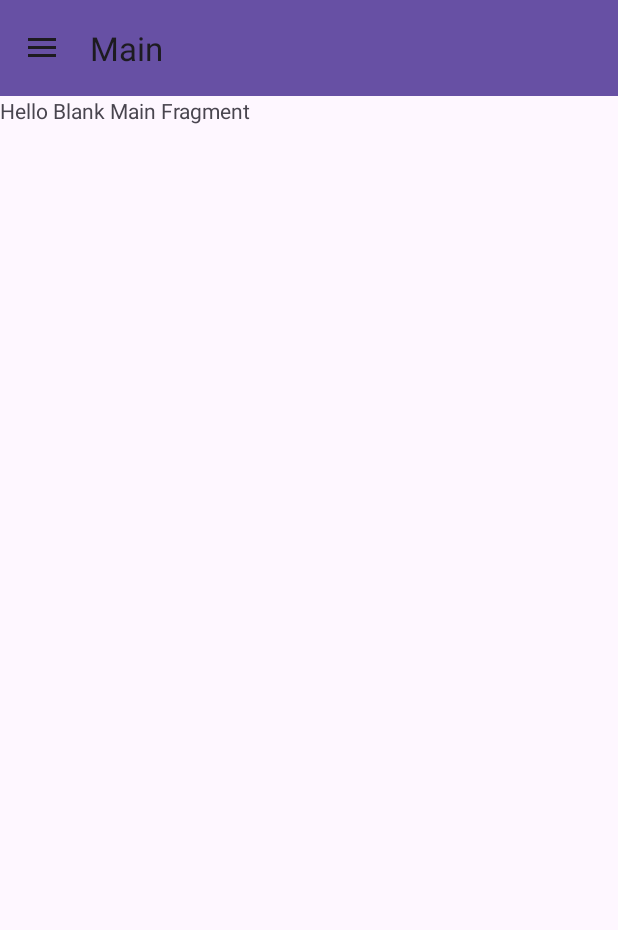
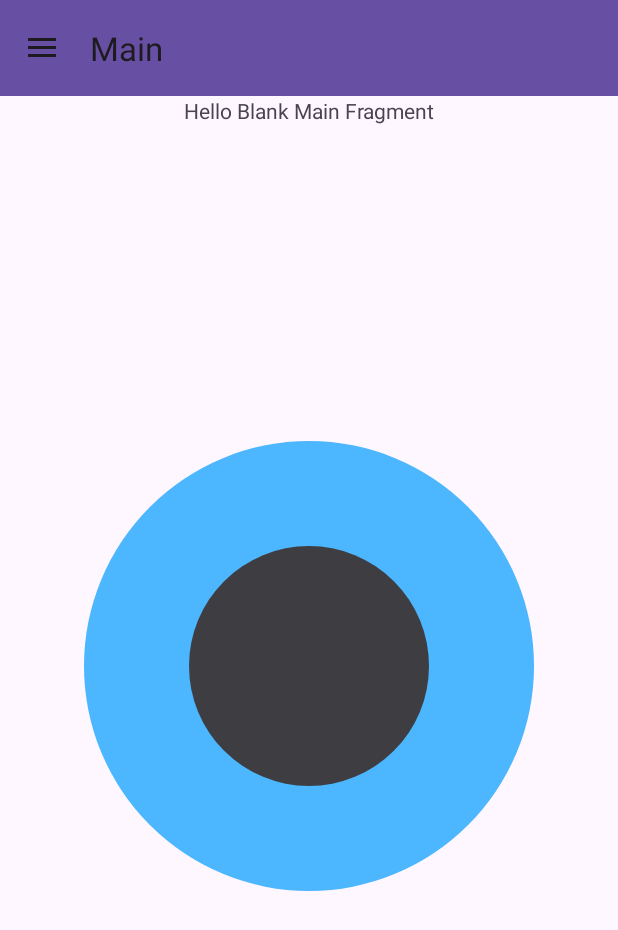
Before and after one commit to AngelynDisguise/Timesaver, an Android app: the screen it shows after launch (MainActivity), on a phone screen of 412 x 824 dp. Shown: the top 930 px of the screen. Run offline under Robolectric (Android 15) with nearby library versions, the phone set to English and light mode, and no system bars; our stand-ins replace navigation-ui.

Commit message:
Add double layer circle button to main and implement listeners

```diff
--- /dev/null
+++ b/app/src/main/java/com/example/timesaver/CircularButtonView.kt
@@ -0,0 +1,82 @@
+package com.example.timesaver
+
+import android.content.Context
+import android.graphics.Canvas
+import android.graphics.Paint
+import android.graphics.RectF
+import android.util.AttributeSet
+import android.view.MotionEvent
+import android.view.View
+import kotlin.math.atan2
+
+class CircularButtonView @JvmOverloads constructor(
+    context: Context,
+    attrs: AttributeSet? = null,
+    defStyleAttr: Int = 0
+) : View(context, attrs, defStyleAttr) {
+
+    private val paint = Paint(Paint.ANTI_ALIAS_FLAG)
+    private val rect = RectF()
+    private val centerX: Float
+        get() = width / 2f
+    private val centerY: Float
+        get() = height / 2f
+    private val radius: Float
+        get() = width.coerceAtMost(height) / 2f
+
+    private val innerRadius: Float
+        get() = radius * 0.7f
+
+    private var onInnerCircleClickListener: (() -> Unit)? = null
+    private var onOuterCircleClickListener: ((Int) -> Unit)? = null
+
+    private val outerCircleSections = 6 // Number of clickable sections in the outer circle
+
+    fun setOnInnerCircleClickListener(listener: () -> Unit) {
+        onInnerCircleClickListener = listener
+    }
+
+    fun setOnOuterCircleClickListener(listener: (Int) -> Unit) {
+        onOuterCircleClickListener = listener
+    }
+
+    override fun onDraw(canvas: Canvas) {
+        super.onDraw(canvas)
+        // The background drawable will handle the rendering of the circles
+    }
+
+    private var lastTouchedSection: Int = -1
+
+    override fun onTouchEvent(event: MotionEvent): Boolean {
+        when (event.action) {
+            MotionEvent.ACTION_DOWN -> {
+                val dx = event.x - centerX
+                val dy = event.y - centerY
+                val distance = Math.sqrt((dx * dx + dy * dy).toDouble()).toFloat()
+
+                if (distance <= innerRadius) {
+                    lastTouchedSection = -1
+                    performClick()
+                } else if (distance <= radius) {
+                    val angle = Math.toDegrees(atan2(dy.toDouble(), dx.toDouble()).toDouble()).toFloat()
+                    lastTouchedSection = ((angle + 360) % 360 / (360 / outerCircleSections)).toInt()
+                    performClick()
+                }
+                return true
+            }
+        }
+        return super.onTouchEvent(event)
+    }
+
+    override fun performClick(): Boolean {
+        if (super.performClick()) return true
+
+        if (lastTouchedSection == -1) {
+            onInnerCircleClickListener?.invoke()
+        } else {
+            onOuterCircleClickListener?.invoke(lastTouchedSection)
+        }
+
+        return true
+    }
+}
--- a/app/src/main/java/com/example/timesaver/MainActivity.kt
+++ b/app/src/main/java/com/example/timesaver/MainActivity.kt
@@ -41,6 +41,7 @@ class MainActivity : AppCompatActivity() {
         // Set up NavigationView
         val navView: NavigationView = findViewById(R.id.nav_view)
         navView.setupWithNavController(navController)
+
     }
 
     override fun onSupportNavigateUp(): Boolean {
--- a/app/src/main/java/com/example/timesaver/MainFragment.kt
+++ b/app/src/main/java/com/example/timesaver/MainFragment.kt
@@ -5,6 +5,7 @@ import androidx.fragment.app.Fragment
 import android.view.LayoutInflater
 import android.view.View
 import android.view.ViewGroup
+import android.widget.Toast
 
 // TODO: Rename parameter arguments, choose names that match
 // the fragment initialization parameters, e.g. ARG_ITEM_NUMBER
@@ -17,9 +18,10 @@ private const val ARG_PARAM2 = "param2"
  * create an instance of this fragment.
  */
 class MainFragment : Fragment() {
-    // TODO: Rename and change types of parameters
     private var param1: String? = null
     private var param2: String? = null
+
+    private lateinit var circularButton: CircularButtonView
 
     override fun onCreate(savedInstanceState: Bundle?) {
         super.onCreate(savedInstanceState)
@@ -27,6 +29,7 @@ class MainFragment : Fragment() {
             param1 = it.getString(ARG_PARAM1)
             param2 = it.getString(ARG_PARAM2)
         }
+
     }
 
     override fun onCreateView(
@@ -35,6 +38,23 @@ class MainFragment : Fragment() {
     ): View? {
         // Inflate the layout for this fragment
         return inflater.inflate(R.layout.fragment_main, container, false)
+
+    }
+
+    override fun onViewCreated(view: View, savedInstanceState: Bundle?) {
+        super.onViewCreated(view, savedInstanceState)
+
+        circularButton = view.findViewById(R.id.circularButton)
+
+        circularButton.setOnInnerCircleClickListener {
+            // Handle inner circle click
+            Toast.makeText(requireContext(), "Inner circle clicked", Toast.LENGTH_SHORT).show()
+        }
+
+        circularButton.setOnOuterCircleClickListener { section ->
+            // Handle outer circle section click
+            Toast.makeText(requireContext(), "Outer circle section $section clicked", Toast.LENGTH_SHORT).show()
+        }
     }
 
     companion object {
@@ -46,7 +66,6 @@ class MainFragment : Fragment() {
          * @param param2 Parameter 2.
          * @return A new instance of fragment MainFragment.
          */
-        // TODO: Rename and change types and number of parameters
         @JvmStatic
         fun newInstance(param1: String, param2: String) =
             MainFragment().apply {
--- /dev/null
+++ b/app/src/main/res/drawable/circular_button.xml
@@ -0,0 +1,16 @@
+<?xml version="1.0" encoding="utf-8"?>
+<layer-list xmlns:android="http://schemas.android.com/apk/res/android">
+    <!-- Outer circle -->
+    <item>
+        <shape android:shape="oval">
+            <solid android:color="#4cb6ff" />
+            <size android:width="150dp" android:height="150dp" />
+        </shape>
+    </item>
+    <!-- Inner circle -->
+    <item android:left="70dp" android:top="70dp" android:right="70dp" android:bottom="70dp">
+        <shape android:shape="oval">
+            <solid android:color="#3e3e42" />
+        </shape>
+    </item>
+</layer-list>
--- a/app/src/main/res/layout/fragment_main.xml
+++ b/app/src/main/res/layout/fragment_main.xml
@@ -1,14 +1,29 @@
 <?xml version="1.0" encoding="utf-8"?>
-<FrameLayout xmlns:android="http://schemas.android.com/apk/res/android"
+<androidx.constraintlayout.widget.ConstraintLayout xmlns:android="http://schemas.android.com/apk/res/android"
+    xmlns:app="http://schemas.android.com/apk/res-auto"
     xmlns:tools="http://schemas.android.com/tools"
+    android:id="@+id/main"
     android:layout_width="match_parent"
     android:layout_height="match_parent"
-    android:id="@+id/main"
     tools:context=".MainFragment">
 
     <TextView
-        android:layout_width="match_parent"
-        android:layout_height="match_parent"
-        android:text="Hello Blank Main Fragment" />
+        android:id="@+id/textView"
+        android:layout_width="wrap_content"
+        android:layout_height="wrap_content"
+        android:text="Hello Blank Main Fragment"
+        app:layout_constraintTop_toTopOf="parent"
+        app:layout_constraintStart_toStartOf="parent"
+        app:layout_constraintEnd_toEndOf="parent"/>
 
-</FrameLayout>
+    <com.example.timesaver.CircularButtonView
+        android:id="@+id/circularButton"
+        android:layout_width="300dp"
+        android:layout_height="300dp"
+        android:background="@drawable/circular_button"
+        app:layout_constraintTop_toTopOf="parent"
+        app:layout_constraintBottom_toBottomOf="parent"
+        app:layout_constraintStart_toStartOf="parent"
+        app:layout_constraintEnd_toEndOf="parent" />
+
+</androidx.constraintlayout.widget.ConstraintLayout>
```
